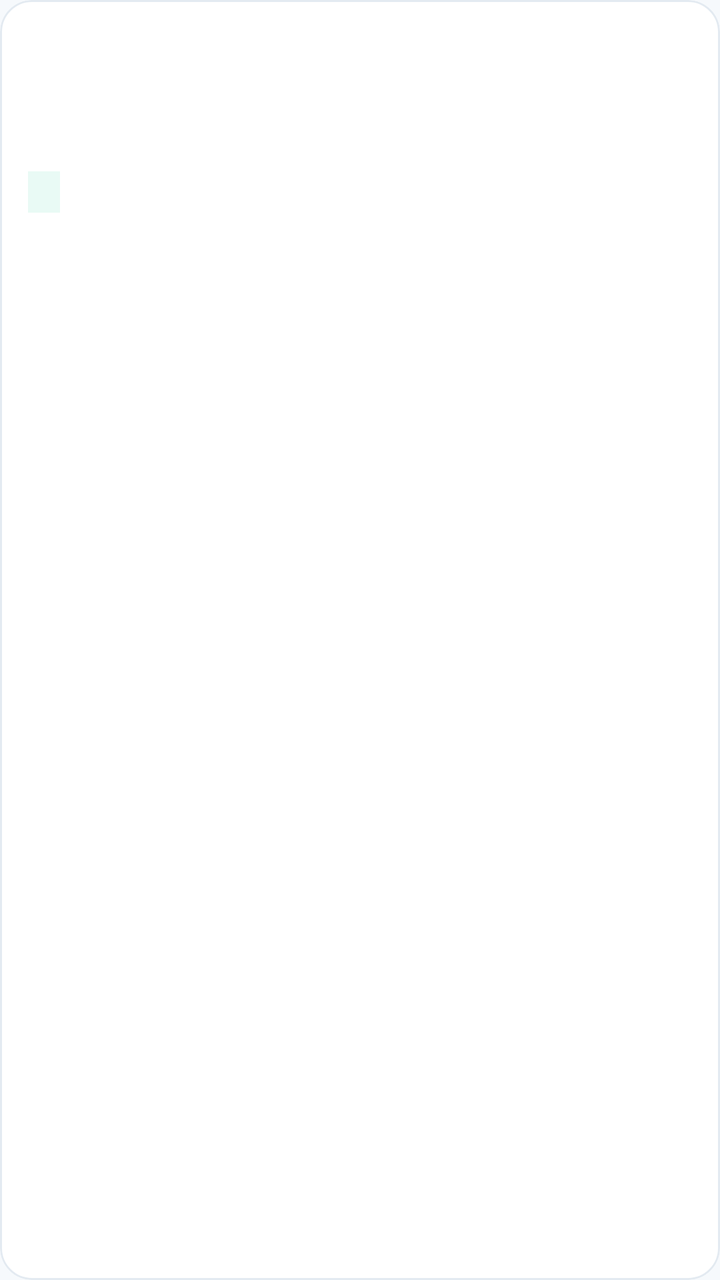
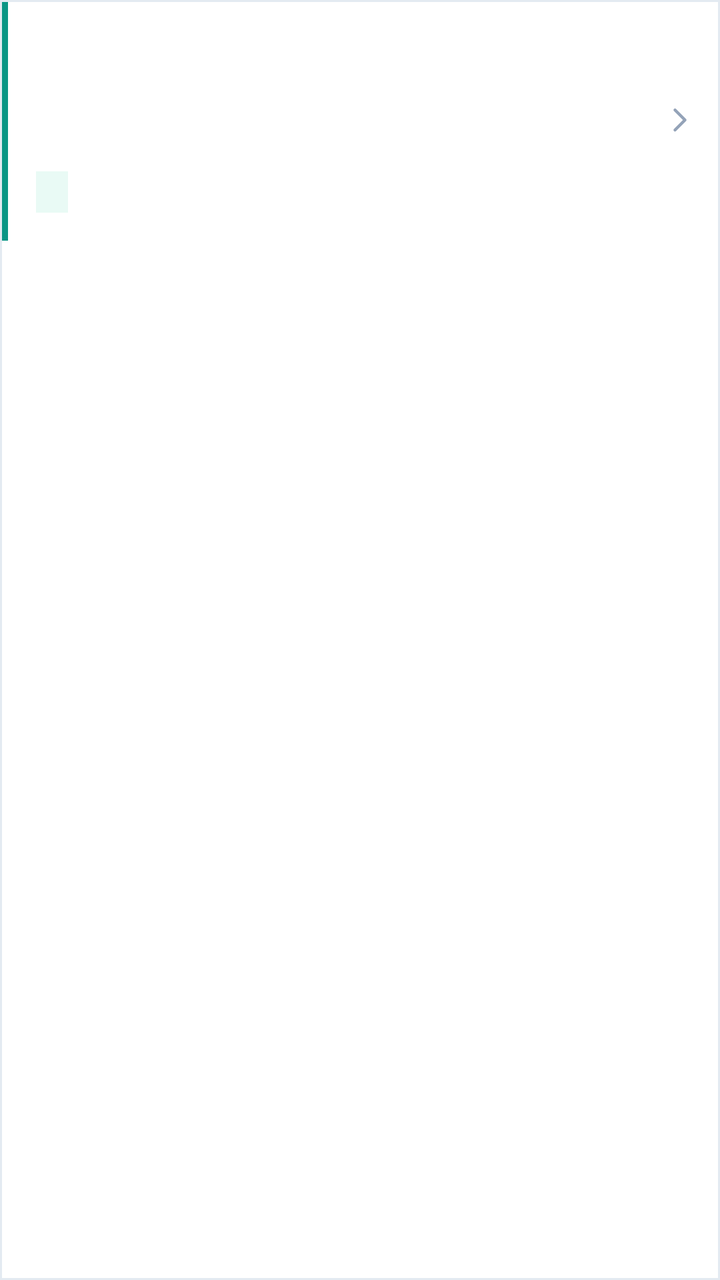

Before-and-after screenshots of an Android layout around one commit, followed by the original layout XML and the change that was made.
<!-- AndroidManifest.xml: application theme Theme.Shafi -->
<!-- res/layout/item_shift.xml -->
<?xml version="1.0" encoding="utf-8"?>
<com.google.android.material.card.MaterialCardView xmlns:android="http://schemas.android.com/apk/res/android"
    xmlns:app="http://schemas.android.com/apk/res-auto"
    android:layout_width="match_parent"
    android:layout_height="wrap_content"
    android:layout_marginBottom="10dp"
    app:cardBackgroundColor="@color/white"
    app:cardCornerRadius="16dp"
    app:cardElevation="0dp"
    app:strokeColor="@color/line"
    app:strokeWidth="1dp">

    <LinearLayout
        android:layout_width="match_parent"
        android:layout_height="wrap_content"
        android:orientation="vertical"
        android:padding="14dp">

        <TextView
            android:id="@+id/tv_hospital"
            android:layout_width="match_parent"
            android:layout_height="wrap_content"
            android:textColor="@color/muted"
            android:textSize="12sp" />

        <TextView
            android:id="@+id/tv_title"
            android:layout_width="match_parent"
            android:layout_height="wrap_content"
            android:layout_marginTop="2dp"
            android:textColor="@color/navy"
            android:textSize="16sp"
            android:textStyle="bold" />

        <TextView
            android:id="@+id/tv_when"
            android:layout_width="match_parent"
            android:layout_height="wrap_content"
            android:layout_marginTop="6dp"
            android:textColor="@color/text_primary"
            android:textSize="13sp" />

        <LinearLayout
            android:layout_width="match_parent"
            android:layout_height="wrap_content"
            android:layout_marginTop="8dp"
            android:orientation="horizontal">

            <TextView
                android:id="@+id/tv_status"
                android:layout_width="wrap_content"
                android:layout_height="wrap_content"
                android:background="@color/mint"
                android:paddingStart="8dp"
                android:paddingTop="3dp"
                android:paddingEnd="8dp"
                android:paddingBottom="3dp"
                android:textColor="@color/emerald_deep"
                android:textSize="11sp"
                android:textStyle="bold" />

            <TextView
                android:id="@+id/tv_pay"
                android:layout_width="0dp"
                android:layout_height="wrap_content"
                android:layout_weight="1"
                android:gravity="end"
                android:textColor="@color/muted"
                android:textSize="12sp" />
        </LinearLayout>
    </LinearLayout>
</com.google.android.material.card.MaterialCardView>
<!-- resources referenced by this layout -->
<resources>
  <color name="emerald_deep">#087F73</color>
  <color name="line">#E3EAF1</color>
  <color name="mint">#E9FAF5</color>
  <color name="muted">#65758B</color>
  <color name="navy">#14243A</color>
  <color name="text_primary">#14243A</color>
  <color name="white">#FFFFFFFF</color>
  <style name="Theme.Shafi" parent="Theme.MaterialComponents.Light.NoActionBar">
          <item name="colorPrimary">@color/theme</item>
          <item name="colorPrimaryVariant">@color/theme</item>
          <item name="colorOnPrimary">@color/white</item>
          <item name="colorSecondary">@color/theme</item>
          <item name="colorSecondaryVariant">@color/theme</item>
          <item name="colorOnSecondary">@color/white</item>
          <item name="android:statusBarColor">@color/white</item>
          <item name="android:navigationBarColor">@color/white</item>
          <item name="android:windowLightNavigationBar">true</item>
          <item name="android:windowBackground">@color/page</item>
          <item name="android:windowLightStatusBar">true</item>
          <item name="textInputStyle">@style/Widget.Shafi.TextInput</item>
          <item name="colorControlHighlight">#33243F91</item>
      </style>
  <color name="theme">#0B9685</color>
  <color name="page">#F6F9FC</color>
  <style name="Widget.Shafi.TextInput" parent="Widget.MaterialComponents.TextInputLayout.OutlinedBox">
          <item name="boxStrokeColor">@color/input_stroke</item>
          <item name="boxStrokeWidth">1.5dp</item>
          <item name="boxStrokeWidthFocused">2dp</item>
          <item name="boxCornerRadiusTopStart">12dp</item>
          <item name="boxCornerRadiusTopEnd">12dp</item>
          <item name="boxCornerRadiusBottomStart">12dp</item>
          <item name="boxCornerRadiusBottomEnd">12dp</item>
          <item name="hintTextColor">@color/input_hint</item>
          <item name="android:textColorHint">@color/text_muted</item>
          <item name="boxBackgroundColor">@color/white</item>
          <item name="errorTextColor">@color/error</item>
          <item name="boxStrokeErrorColor">@color/error</item>
          <item name="endIconTint">@color/text_secondary</item>
          <item name="hintTextAppearance">@style/Text.Shafi.FieldHint</item>
      </style>
  <color name="text_muted">#94A3B8</color>
  <color name="error">#F04444</color>
  <color name="text_secondary">#65758B</color>
  <style name="Text.Shafi.FieldHint" parent="TextAppearance.MaterialComponents.Caption">
          <item name="android:textSize">13sp</item>
          <item name="android:fontFamily">sans-serif-medium</item>
      </style>
</resources>

<!-- the commit's change to res/layout/item_shift.xml (unified diff, before → after) -->
@@ -5,7 +5,10 @@
     android:layout_height="wrap_content"
     android:layout_marginBottom="10dp"
     app:cardBackgroundColor="@color/white"
-    app:cardCornerRadius="16dp"
+    android:clickable="true"
+    android:focusable="true"
+    android:foreground="?attr/selectableItemBackground"
+    app:cardCornerRadius="0dp"
     app:cardElevation="0dp"
     app:strokeColor="@color/line"
     app:strokeWidth="1dp">
@@ -13,6 +16,17 @@
     <LinearLayout
         android:layout_width="match_parent"
         android:layout_height="wrap_content"
+        android:orientation="horizontal">
+
+        <View
+            android:layout_width="4dp"
+            android:layout_height="match_parent"
+            android:background="@color/emerald" />
+
+    <LinearLayout
+        android:layout_width="0dp"
+        android:layout_height="wrap_content"
+        android:layout_weight="1"
         android:orientation="vertical"
         android:padding="14dp">
 
@@ -65,8 +79,18 @@
                 android:layout_height="wrap_content"
                 android:layout_weight="1"
                 android:gravity="end"
-                android:textColor="@color/muted"
-                android:textSize="12sp" />
+                android:textColor="@color/emerald_deep"
+                android:textSize="12sp"
+                android:textStyle="bold" />
         </LinearLayout>
     </LinearLayout>
+
+        <ImageView
+            android:layout_width="20dp"
+            android:layout_height="20dp"
+            android:layout_gravity="center_vertical"
+            android:layout_marginEnd="10dp"
+            android:contentDescription="Open"
+            android:src="@drawable/ic_chevron_right" />
+    </LinearLayout>
 </com.google.android.material.card.MaterialCardView>
<!-- resource entries referenced after the edit -->
@@ -1,5 +1,6 @@
 <!-- resources referenced by this layout -->
 <resources>
+  <color name="emerald">#0B9685</color>
   <color name="emerald_deep">#087F73</color>
   <color name="line">#E3EAF1</color>
   <color name="mint">#E9FAF5</color>
@@ -7,6 +8,21 @@
   <color name="navy">#14243A</color>
   <color name="text_primary">#14243A</color>
   <color name="white">#FFFFFFFF</color>
+  <!-- drawable ic_chevron_right (drawable) -->
+  <?xml version="1.0" encoding="utf-8"?>
+  <vector xmlns:android="http://schemas.android.com/apk/res/android"
+      android:width="24dp"
+      android:height="24dp"
+      android:viewportWidth="24"
+      android:viewportHeight="24">
+      <path
+          android:fillColor="#00000000"
+          android:pathData="M9,6 L15,12 L9,18"
+          android:strokeColor="#94A3B8"
+          android:strokeLineCap="round"
+          android:strokeLineJoin="round"
+          android:strokeWidth="1.8" />
+  </vector>
   <style name="Theme.Shafi" parent="Theme.MaterialComponents.Light.NoActionBar">
           <item name="colorPrimary">@color/theme</item>
           <item name="colorPrimaryVariant">@color/theme</item>
